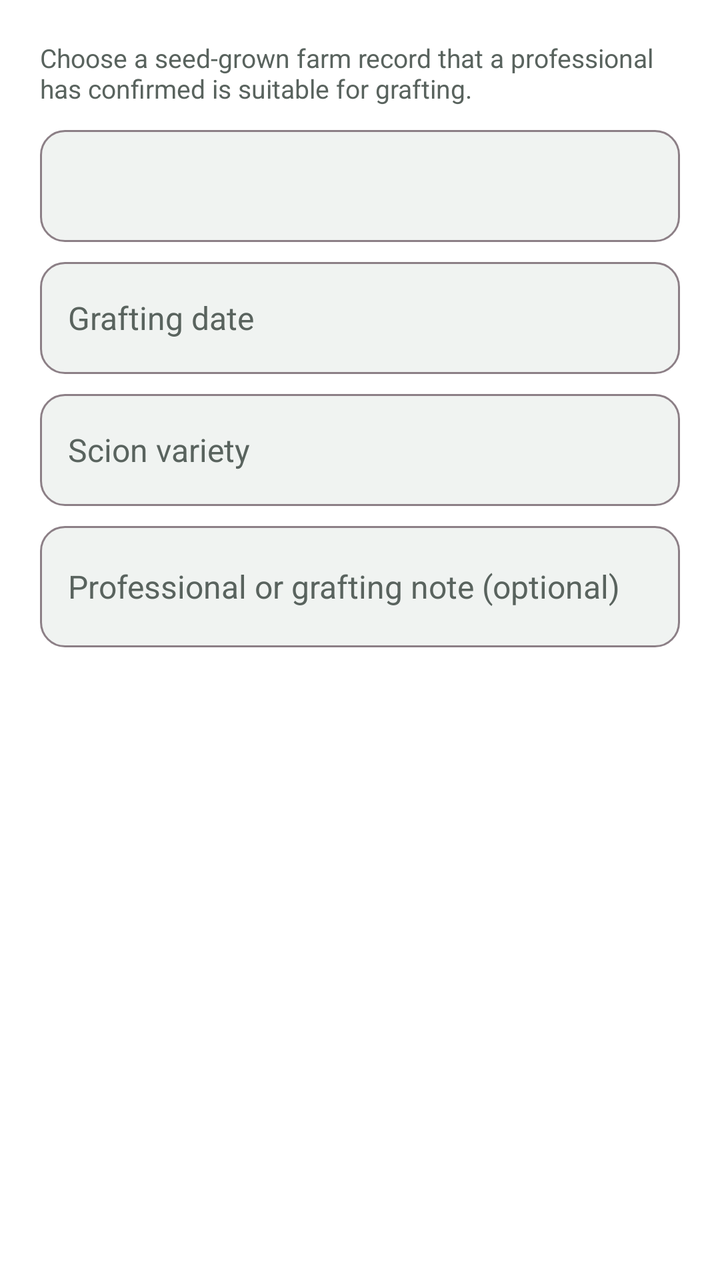
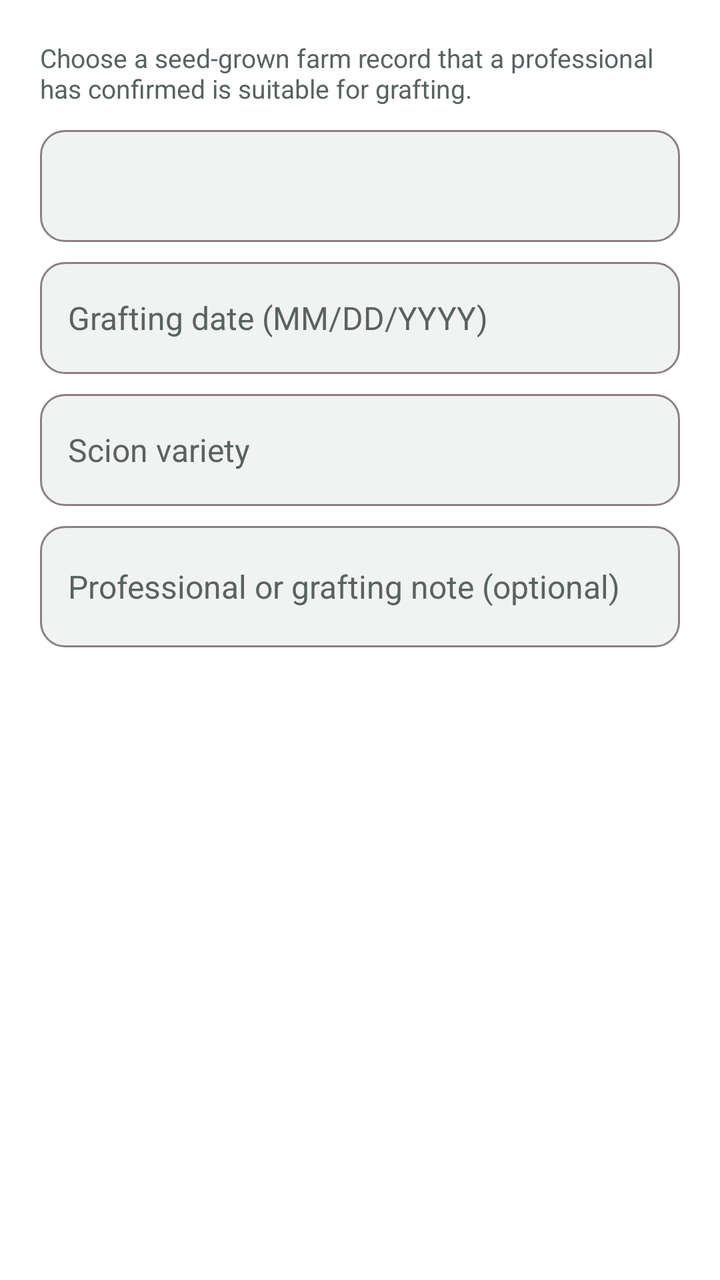

The first picture is an Android layout as it rendered before a commit; the second is the same layout after the commit. The layout source and the unified diff follow.
<!-- AndroidManifest.xml: application theme Theme.DragonView -->
<!-- res/layout/dialog_grafting.xml -->
<?xml version="1.0" encoding="utf-8"?>
<LinearLayout xmlns:android="http://schemas.android.com/apk/res/android"
    android:layout_width="match_parent"
    android:layout_height="wrap_content"
    android:background="@color/neo_surface_high"
    android:orientation="vertical"
    android:padding="20dp">
    <TextView
        android:layout_width="match_parent"
        android:layout_height="wrap_content"
        android:fontFamily="serif"
        android:text="Choose a seed-grown farm record that a professional has confirmed is suitable for grafting."
        android:textColor="@color/muted_ink"
        android:textSize="13sp" />
    <Spinner
        android:id="@+id/sourceRecordInput"
        style="@style/Widget.DragonView.DialogSpinner"
        android:layout_marginTop="12dp" />
    <EditText android:id="@+id/dateInput" style="@style/Widget.DragonView.DialogField" android:focusable="false" android:hint="Grafting date" />
    <EditText android:id="@+id/scionVarietyInput" style="@style/Widget.DragonView.DialogField" android:hint="Scion variety" />
    <EditText android:id="@+id/noteInput" style="@style/Widget.DragonView.DialogField" android:hint="Professional or grafting note (optional)" android:minLines="2" />
    <TextView android:id="@+id/errorText" android:layout_width="match_parent" android:layout_height="wrap_content" android:layout_marginTop="8dp" android:fontFamily="serif" android:textColor="@color/dragon_error" />
</LinearLayout>
<!-- resources referenced by this layout -->
<resources>
  <color name="dragon_error">#B3261E</color>
  <color name="muted_ink">#59635E</color>
  <color name="neo_surface_high">#FFFFFF</color>
  <style name="Theme.DragonView" parent="Theme.DragonView.Base" />
  <color name="ink">#211A1E</color>
  <color name="neo_surface_low">#F0F3F1</color>
  <color name="dragon_outline">#8C7F86</color>
  <color name="dragon_magenta">#E51564</color>
  <color name="on_accent">#FFFFFF</color>
  <color name="dragon_surface_variant">@color/plum_mist_100</color>
  <color name="dragon_magenta_dark">#C50E55</color>
  <color name="dragon_green">#159C50</color>
  <color name="dragon_green_soft">#E4F7EB</color>
  <color name="black">@color/ink</color>
  <color name="dragon_yellow">#9A6514</color>
  <color name="dragon_yellow_soft">#FFF0D5</color>
  <color name="dragon_surface">@color/warm_ivory</color>
  <color name="fifo_urgent_soft">#F8DEDC</color>
  <style name="Widget.DragonView.Card" parent="Widget.Material3.CardView.Filled">
          <item name="cardBackgroundColor">@color/neo_surface_high</item>
          <item name="cardCornerRadius">20dp</item>
          <item name="cardElevation">1dp</item>
          <item name="strokeColor">@color/neo_highlight</item>
          <item name="strokeWidth">1dp</item>
      </style>
  <style name="ShapeAppearance.DragonView.Small" parent="ShapeAppearance.Material3.Corner.Small">
          <item name="cornerFamily">rounded</item>
          <item name="cornerSize">12dp</item>
      </style>
  <style name="ShapeAppearance.DragonView.Medium" parent="ShapeAppearance.Material3.Corner.Medium">
          <item name="cornerFamily">rounded</item>
          <item name="cornerSize">16dp</item>
      </style>
  <style name="ShapeAppearance.DragonView.Large" parent="ShapeAppearance.Material3.Corner.Large">
          <item name="cornerFamily">rounded</item>
          <item name="cornerSize">20dp</item>
      </style>
  <style name="TextAppearance.DragonView.HeadlineSmall" parent="TextAppearance.Material3.HeadlineSmall">
          <item name="android:fontFamily">sans-serif-medium</item>
          <item name="android:textColor">@color/ink</item>
          <item name="android:textSize">24sp</item>
          <item name="android:letterSpacing">-0.01</item>
      </style>
  <style name="TextAppearance.DragonView.TitleLarge" parent="TextAppearance.Material3.TitleLarge">
          <item name="android:fontFamily">sans-serif-medium</item>
          <item name="android:textColor">@color/ink</item>
          <item name="android:textSize">20sp</item>
          <item name="android:letterSpacing">-0.01</item>
      </style>
  <style name="TextAppearance.DragonView.TitleMedium" parent="TextAppearance.Material3.TitleMedium">
          <item name="android:fontFamily">sans-serif-medium</item>
          <item name="android:textColor">@color/ink</item>
          <item name="android:textSize">16sp</item>
          <item name="android:letterSpacing">0</item>
      </style>
  <style name="TextAppearance.DragonView.BodyLarge" parent="TextAppearance.Material3.BodyLarge">
          <item name="android:fontFamily">sans-serif</item>
          <item name="android:textColor">@color/ink</item>
          <item name="android:textSize">16sp</item>
          <item name="android:lineSpacingExtra">4dp</item>
      </style>
  <style name="TextAppearance.DragonView.BodyMedium" parent="TextAppearance.Material3.BodyMedium">
          <item name="android:fontFamily">sans-serif</item>
          <item name="android:textColor">@color/muted_ink</item>
          <item name="android:textSize">14sp</item>
          <item name="android:lineSpacingExtra">3dp</item>
      </style>
  <color name="warm_ivory">#F7F8F6</color>
  <color name="white">#FFFFFF</color>
  <color name="plum_orchid_400">#D86892</color>
  <color name="plum_mist_100">#F7E2EA</color>
  <dimen name="button_height">52dp</dimen>
  <dimen name="touch_target">48dp</dimen>
  <color name="focus_ripple">#207D1F43</color>
  <color name="neo_highlight">#DCE3DF</color>
  <!-- unchanged entries left out for length: 7 -->
</resources>

<!-- the commit's change to res/layout/dialog_grafting.xml (unified diff, before → after) -->
@@ -8,7 +8,7 @@
     <TextView
         android:layout_width="match_parent"
         android:layout_height="wrap_content"
-        android:fontFamily="serif"
+        android:fontFamily="sans-serif"
         android:text="Choose a seed-grown farm record that a professional has confirmed is suitable for grafting."
         android:textColor="@color/muted_ink"
         android:textSize="13sp" />
@@ -16,8 +16,8 @@
         android:id="@+id/sourceRecordInput"
         style="@style/Widget.DragonView.DialogSpinner"
         android:layout_marginTop="12dp" />
-    <EditText android:id="@+id/dateInput" style="@style/Widget.DragonView.DialogField" android:focusable="false" android:hint="Grafting date" />
+    <EditText android:id="@+id/dateInput" style="@style/Widget.DragonView.DialogField" android:hint="Grafting date (MM/DD/YYYY)" android:inputType="number" android:maxLength="10" />
     <EditText android:id="@+id/scionVarietyInput" style="@style/Widget.DragonView.DialogField" android:hint="Scion variety" />
     <EditText android:id="@+id/noteInput" style="@style/Widget.DragonView.DialogField" android:hint="Professional or grafting note (optional)" android:minLines="2" />
-    <TextView android:id="@+id/errorText" android:layout_width="match_parent" android:layout_height="wrap_content" android:layout_marginTop="8dp" android:fontFamily="serif" android:textColor="@color/dragon_error" />
+    <TextView android:id="@+id/errorText" android:layout_width="match_parent" android:layout_height="wrap_content" android:layout_marginTop="8dp" android:fontFamily="sans-serif" android:textColor="@color/dragon_error" />
 </LinearLayout>
<!-- resource entries referenced after the edit -->
@@ -11,7 +11,7 @@
   <color name="on_accent">#FFFFFF</color>
   <color name="dragon_surface_variant">@color/plum_mist_100</color>
   <color name="dragon_magenta_dark">#C50E55</color>
-  <color name="dragon_green">#159C50</color>
+  <color name="dragon_green">#0D7F40</color>
   <color name="dragon_green_soft">#E4F7EB</color>
   <color name="black">@color/ink</color>
   <color name="dragon_yellow">#9A6514</color>
